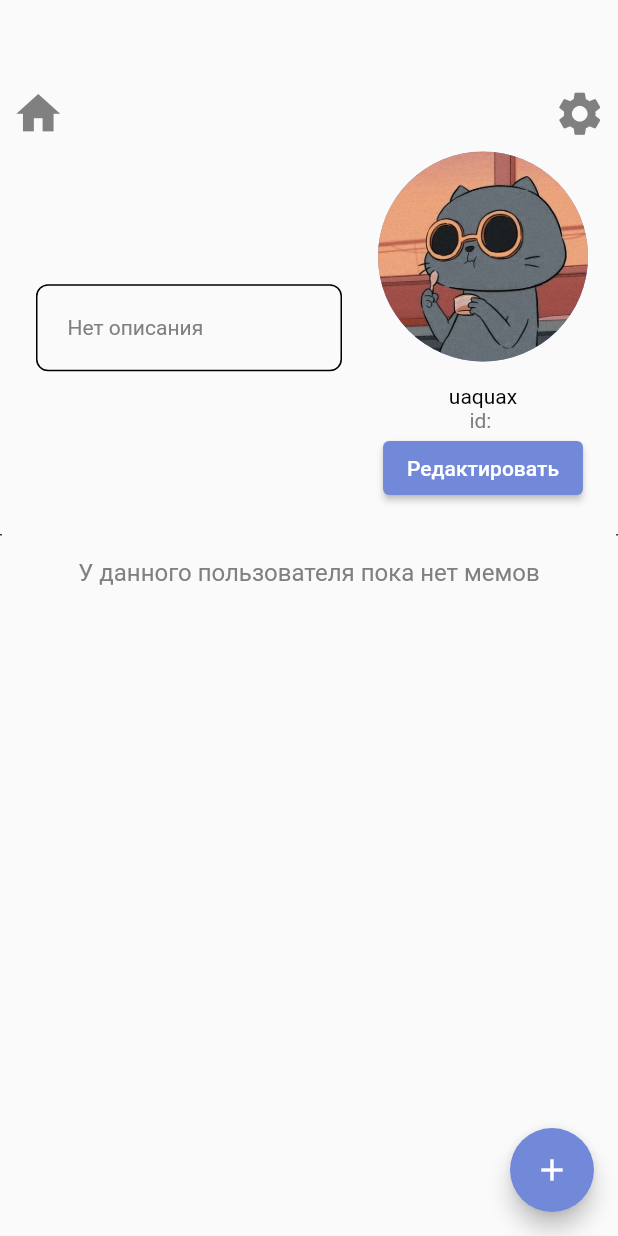
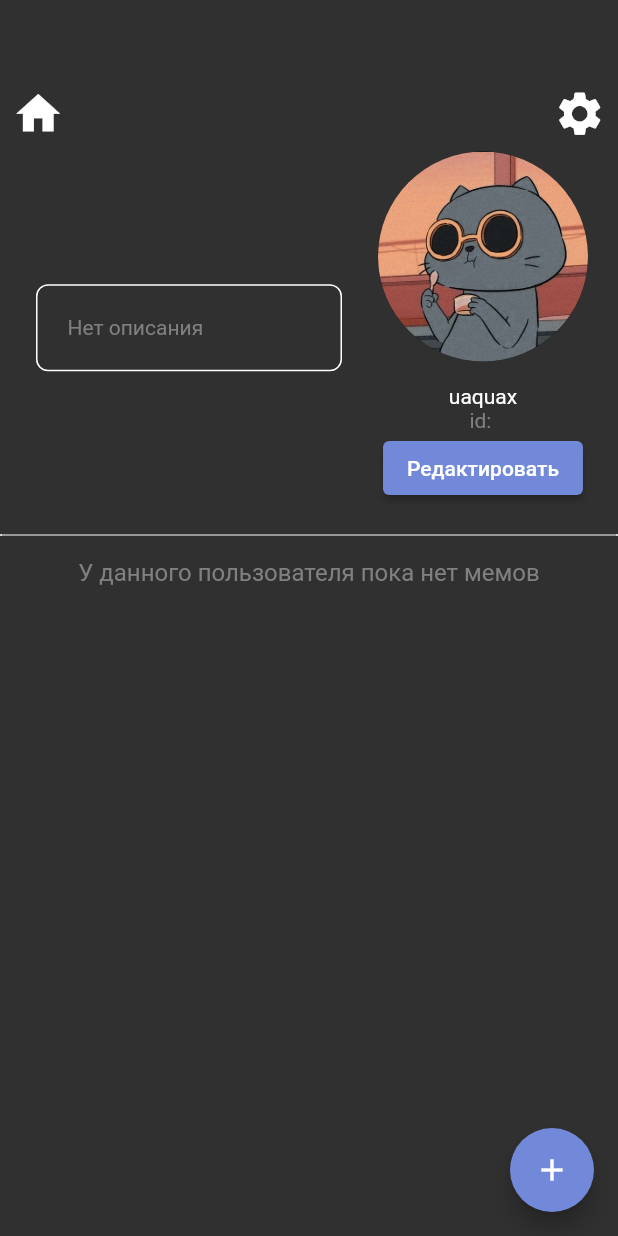
Before and after one commit to uaquax/Memax, a Flutter app: the MyProfilePage screen opened by its route, on a phone screen of 412 x 824 dp. Run offline on Flutter 3.47's test engine with Material 2 defaults, Android fonts, the phone set to English and light mode, and no system bars; our stand-ins replace flutter_hooks, flutter_secure_storage, image_picker; accounts and stored records are empty.

```diff
--- a/lib/main.dart
+++ b/lib/main.dart
@@ -18,10 +18,9 @@ class App extends StatelessWidget {
   @override
   Widget build(BuildContext context) {
     return MaterialApp(
-      themeMode: ThemeMode.light,
-      theme: Themes.light,
+      themeMode: ThemeMode.dark,
       darkTheme: Themes.dark,
-      home: const MemesPage(),
+      home: const SignUpPage(),
       routes: {
         SignUpPage.route: (context) => const SignUpPage(),
         SignInPage.route: (context) => const SignInPage(),
@@ -31,53 +30,15 @@ class App extends StatelessWidget {
         CreateMemePage.route: (context) => const CreateMemePage(),
         MyProfilePage.route: (context) => const MyProfilePage(),
       },
-      initialRoute: MemesPage.route,
+      initialRoute: SignUpPage.route,
     );
   }
 }
 
 class Themes {
-  static final ThemeData light = ThemeData(
-    backgroundColor: Colors.white,
+  static final ThemeData dark = ThemeData(
+    brightness: Brightness.dark,
+    primarySwatch: kButtonMaterialColor,
     primaryColor: kButtonColor,
-    primarySwatch: kButtonMaterialColor,
-    textTheme: const TextTheme(
-      bodyText1: TextStyle(color: Colors.black),
-      bodyText2: TextStyle(color: Colors.black),
-      button: TextStyle(color: Colors.black),
-      caption: TextStyle(color: Colors.black),
-      headline1: TextStyle(color: Colors.black),
-      headline2: TextStyle(color: Colors.black),
-      headline3: TextStyle(color: Colors.black),
-      headline4: TextStyle(color: Colors.black),
-      headline5: TextStyle(color: Colors.black),
-      headline6: TextStyle(color: Colors.black),
-      subtitle1: TextStyle(color: Colors.black),
-      subtitle2: TextStyle(color: Colors.black),
-      overline: TextStyle(color: Colors.black),
-    ),
-    iconTheme: const IconThemeData(color: Colors.black),
-  );
-
-  static final ThemeData dark = ThemeData(
-    backgroundColor: kBackgroundColor,
-    primaryColor: kButtonColor,
-    primarySwatch: kButtonMaterialColor,
-    textTheme: const TextTheme(
-      bodyText1: TextStyle(color: Colors.white),
-      bodyText2: TextStyle(color: Colors.white),
-      button: TextStyle(color: Colors.white),
-      caption: TextStyle(color: Colors.white),
-      headline1: TextStyle(color: Colors.white),
-      headline2: TextStyle(color: Colors.white),
-      headline3: TextStyle(color: Colors.white),
-      headline4: TextStyle(color: Colors.white),
-      headline5: TextStyle(color: Colors.white),
-      headline6: TextStyle(color: Colors.white),
-      subtitle1: TextStyle(color: Colors.white),
-      subtitle2: TextStyle(color: Colors.white),
-      overline: TextStyle(color: Colors.white),
-    ),
-    iconTheme: const IconThemeData(color: Colors.white),
   );
 }
--- a/lib/models/meme_model.dart
+++ b/lib/models/meme_model.dart
@@ -2,7 +2,7 @@ import 'package:client/models/author_model.dart';
 
 class MemeModel {
   MemeType type;
-  String url;
+  String picture;
   String id;
   AuthorModel author;
   String title;
@@ -10,7 +10,7 @@ class MemeModel {
 
   MemeModel({
     required this.type,
-    required this.url,
+    required this.picture,
     required this.id,
     required this.author,
     required this.title,
--- a/lib/pages/my_profile_page.dart
+++ b/lib/pages/my_profile_page.dart
@@ -35,9 +35,9 @@ class _MyProfilePageState extends State<MyProfilePage> {
         ProfileInfo(id: id),
         const SizedBox(height: 20),
         Container(
-          height: 1,
+          height: 1.4,
           decoration: BoxDecoration(
-            border: Border.all(color: Colors.black),
+            border: Border.all(color: Colors.white),
             borderRadius: BorderRadius.circular(8),
           ),
         ),
@@ -51,7 +51,11 @@ class _MyProfilePageState extends State<MyProfilePage> {
           onPressed: () {
             Navigator.of(context).pushNamed(CreateMemePage.route);
           },
-          child: const Icon(Icons.add)),
+          backgroundColor: kButtonColor,
+          child: const Icon(
+            Icons.add,
+            color: Colors.white,
+          )),
     );
   }
 }
--- a/lib/pages/profile_page.dart
+++ b/lib/pages/profile_page.dart
@@ -34,9 +34,9 @@ class _ProfilePageState extends State<ProfilePage> {
       ProfileInfo(id: args.id),
       const SizedBox(height: 20),
       Container(
-        height: 1,
+        height: 1.4,
         decoration: BoxDecoration(
-          border: Border.all(color: Colors.black),
+          border: Border.all(color: Colors.white),
           borderRadius: BorderRadius.circular(8),
         ),
       ),
--- a/lib/widgets/memes/memes_header.dart
+++ b/lib/widgets/memes/memes_header.dart
@@ -6,7 +6,8 @@ class MemesHeader extends StatelessWidget {
 
   @override
   Widget build(BuildContext context) {
-    return Column(children: <Widget>[
+    return Column(
+      children: <Widget>[
         const SizedBox(height: 50),
         Row(
           mainAxisAlignment: MainAxisAlignment.spaceBetween,
@@ -19,6 +20,7 @@ class MemesHeader extends StatelessWidget {
             IconButton(onPressed: () {}, icon: const Icon(Icons.search))
           ],
         ),
-    ]);
+      ],
+    );
   }
 }
--- a/lib/widgets/profile/profile_header.dart
+++ b/lib/widgets/profile/profile_header.dart
@@ -20,7 +20,7 @@ class ProfileHeader extends StatelessWidget {
               },
               icon: const Icon(
                 Icons.home,
-                color: kGrey,
+                color: Colors.white,
               ),
               iconSize: 35,
             ),
@@ -30,7 +30,7 @@ class ProfileHeader extends StatelessWidget {
               },
               icon: const Icon(
                 Icons.settings,
-                color: kGrey,
+                color: Colors.white,
               ),
               //make icon bigger
               iconSize: 35,
--- a/lib/widgets/profile/profile_info.dart
+++ b/lib/widgets/profile/profile_info.dart
@@ -2,7 +2,6 @@ import 'package:client/services/constants.dart';
 import 'package:client/services/server_service.dart';
 import 'package:client/services/storage_manager.dart';
 import 'package:flutter/material.dart';
-import 'package:flutter_spinkit/flutter_spinkit.dart';
 
 class ProfileInfo extends StatefulWidget {
   final String id;
@@ -60,7 +59,7 @@ class _ProfileInfoState extends State<ProfileInfo> {
             padding: const EdgeInsets.all(24),
             child: Container(
               decoration: BoxDecoration(
-                border: Border.all(color: Colors.black),
+                border: Border.all(color: Colors.white),
                 borderRadius: BorderRadius.circular(8),
               ),
               padding: const EdgeInsets.all(20),
@@ -71,7 +70,7 @@ class _ProfileInfoState extends State<ProfileInfo> {
                 style: TextStyle(
                     color: description == null || description?.isEmpty == true
                         ? kGrey
-                        : Colors.black),
+                        : Colors.white),
               ),
             ),
           ),
```
Also changed, not shown: lib/pages/create_meme_page.dart (+20 -4 lines), lib/pages/sign_up_page.dart (+17 -0 lines), lib/services/server_service.dart (+37 -7 lines), lib/services/test.json (added, +36 -0 lines), lib/widgets/components/meme.dart (+74 -27 lines), lib/widgets/memes/memes_slider.dart (+36 -34 lines), 3 other files. Lines whose indentation alone changed are shown as unchanged.
